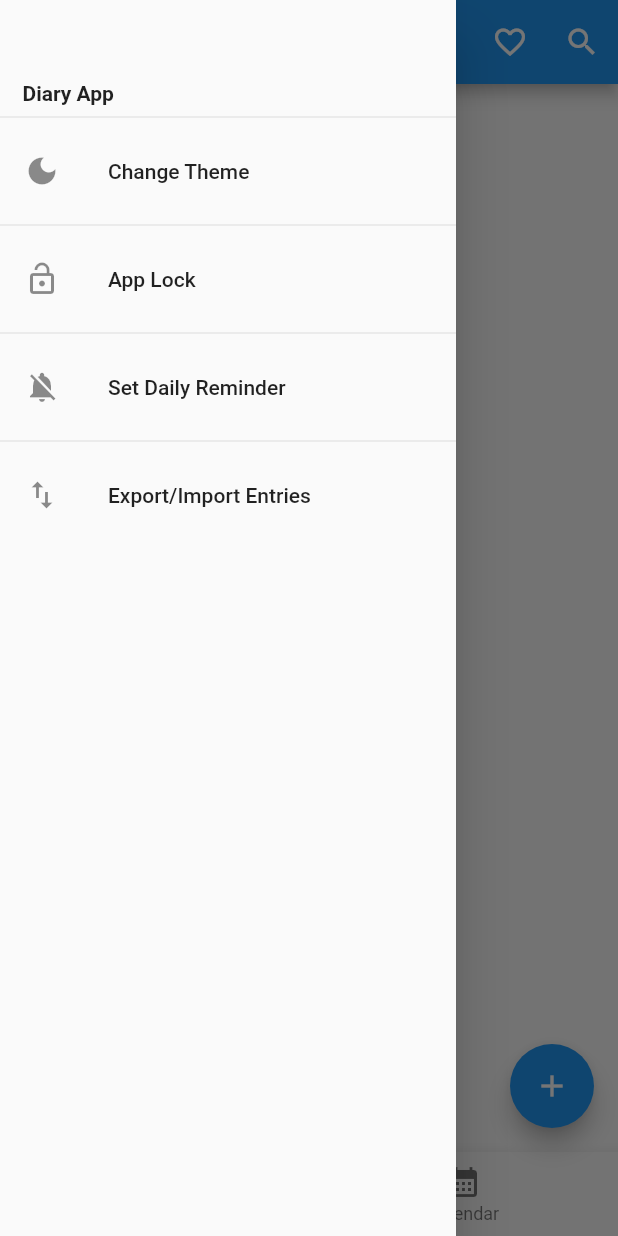
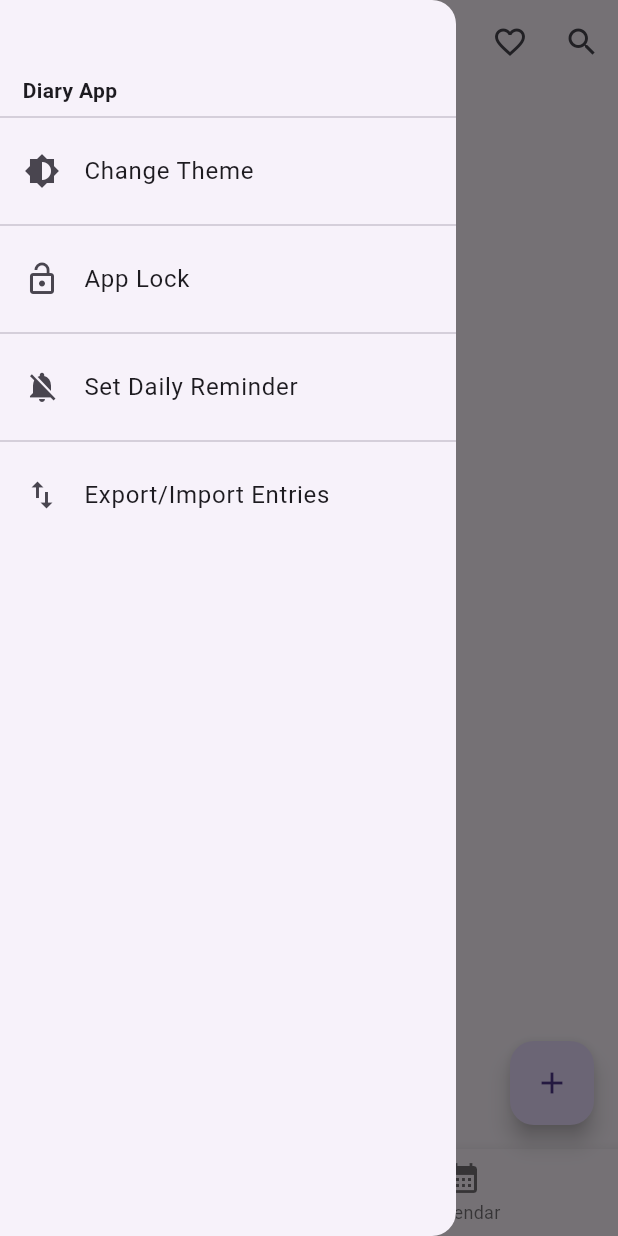
Before and after one commit to Sivaram46/diary_app, a Flutter app: the screen it shows after launch, in the side drawer, after a tap on "Change Theme", on a phone screen of 412 x 824 dp. Run offline on Flutter 3.47's test engine with Material 2 defaults, Android fonts, the phone set to English and light mode, and no system bars; our stand-ins replace share_plus, shared_preferences, table_calendar; missing offline and left inert: flutter_app_lock.

Commit message:
aded material 3 dark theme support

```diff
--- a/lib/calendar_view.dart
+++ b/lib/calendar_view.dart
@@ -70,6 +70,7 @@ class _CalendarViewState extends State<CalendarView> {
 
   // TODO: Pass the selected value in calendar when creating new diary entry
   // TODO: Bug - when diary entry is date changed, it still shows in old date
+  // TODO: Bug - adapt to dark theme in calendar
   @override
   Widget build(BuildContext context) {
     return Scaffold(
--- a/lib/diary_drawer.dart
+++ b/lib/diary_drawer.dart
@@ -6,14 +6,20 @@ import 'package:shared_preferences/shared_preferences.dart';
 import 'constants.dart';
 
 class DiaryDrawer extends StatefulWidget {
-  const DiaryDrawer({Key? key}) : super(key: key);
+  const DiaryDrawer({
+    super.key,
+    required this.theme,
+    required this.setTheme,
+  });
+
+  final bool theme;
+  final void Function(bool) setTheme;
 
   @override
   State<DiaryDrawer> createState() => _DiaryDrawerState();
 }
 
 class _DiaryDrawerState extends State<DiaryDrawer> {
-  bool _lightTheme = true;
   bool _isLock = false;
   bool _isNotif = false;
   String _oldPassword = "";
@@ -42,6 +48,11 @@ class _DiaryDrawerState extends State<DiaryDrawer> {
     SharedPreferences prefs = await SharedPreferences.getInstance();
     await prefs.setBool("passwordStatus", _isLock);
     await prefs.setString("password", _password);
+  }
+
+  void writeTheme(bool theme) async {
+    final SharedPreferences prefs = await SharedPreferences.getInstance();
+    await prefs.setBool('theme', theme);
   }
 
   Future<void> _setPassword(BuildContext parentContext) async {
@@ -176,14 +187,13 @@ class _DiaryDrawerState extends State<DiaryDrawer> {
 
           // TODO: Feature to change theme of app
           ListTile(
-            leading: _lightTheme
-                ? const Icon(Icons.brightness_6)
-                : const Icon(Icons.dark_mode),
+            leading: widget.theme
+                ? const Icon(Icons.dark_mode)
+                : const Icon(Icons.brightness_6),
             title: const Text("Change Theme"),
             onTap: () {
-              setState(() {
-                _lightTheme = !_lightTheme;
-              });
+              widget.setTheme(!widget.theme);
+              writeTheme(!widget.theme);
             },
           ),
           const Divider(),
--- a/lib/diary_list.dart
+++ b/lib/diary_list.dart
@@ -24,9 +24,6 @@ class DiaryListEntry extends StatefulWidget {
 class _DiaryListEntryState extends State<DiaryListEntry> {
   @override
   Widget build(BuildContext context) {
-    String titleText = widget.diaryEntry.title ?? "";
-    String? month = monthMap[widget.diaryEntry.createdDate.month];
-
     String title = widget.diaryEntry.title ?? "";
     DateTime createdDate = widget.diaryEntry.createdDate;
 
@@ -48,15 +45,15 @@ class _DiaryListEntryState extends State<DiaryListEntry> {
 
       child: Container(
         padding: const EdgeInsets.all(7),
-        height: 90,
+        height: 100,
         child: Row(
           children: <Widget>[
             // date display
             Container(
-              decoration: const BoxDecoration(
+              decoration: BoxDecoration(
                 border: Border(
                   right: BorderSide(
-                    color: Colors.grey,
+                    color: Theme.of(context).dividerColor,
                     width: 2
                   ),
                 )
@@ -97,18 +94,11 @@ class _DiaryListEntryState extends State<DiaryListEntry> {
               child: Column(
                 crossAxisAlignment: CrossAxisAlignment.start,
                 children: <Widget>[
-                  // layout to show time and day of week
-                  // Row(
-                  //   mainAxisAlignment: MainAxisAlignment.spaceBetween,
-                  //   children: <Widget>[
-                  //     Text(weekdayMap[createdDate.weekday] ?? "",),
-                  //     Text(createdDate.toString().substring(11, 16))
-                  //   ],
-                  // ),
-
                   // diary title
                   title.isNotEmpty ? Text(
                     title,
+                    maxLines: 1,
+                    overflow: TextOverflow.ellipsis,
                     style: Theme.of(context).textTheme.titleMedium?.copyWith(
                       fontWeight: FontWeight.bold
                     )
--- a/lib/main.dart
+++ b/lib/main.dart
@@ -47,24 +47,53 @@ void main({
   ));
 }
 
-class MyApp extends StatelessWidget {
+class MyApp extends StatefulWidget {
   const MyApp({super.key});
+
+  @override
+  State<MyApp> createState() => _MyApp();
+}
+
+class _MyApp extends State<MyApp> {
+  bool _isDark = true;
+
+  void setTheme(bool mode) {
+    setState(() {
+      _isDark = mode;
+    });
+  }
+
+  void readTheme() async {
+    final SharedPreferences prefs = await SharedPreferences.getInstance();
+    bool theme = prefs.getBool('theme') ?? true;
+    setTheme(theme);
+  }
 
   @override
   Widget build(BuildContext context) {
     return MaterialApp(
         title: 'Diary App',
-        theme: ThemeData(
-          primarySwatch: Colors.blue,
+        theme: _isDark ? ThemeData.dark(useMaterial3: true) : ThemeData.light(useMaterial3: true),
+        home: DiaryHomePage(
+          title: "Diary App",
+          theme: _isDark,
+          setTheme: setTheme,
         ),
-        home: const DiaryHomePage(title: "Diary App"));
+    );
   }
 }
 
 class DiaryHomePage extends StatefulWidget {
-  const DiaryHomePage({super.key, required this.title});
+  const DiaryHomePage({
+    super.key,
+    required this.title,
+    required this.theme,
+    required this.setTheme,
+  });
 
   final String title;
+  final bool theme;
+  final void Function(bool) setTheme;
 
   @override
   State<DiaryHomePage> createState() => _DiaryHomePageState();
@@ -173,7 +202,7 @@ class _DiaryHomePageState extends State<DiaryHomePage> {
         ],
       ),
 
-      drawer: DiaryDrawer(),
+      drawer: DiaryDrawer(theme: widget.theme, setTheme: widget.setTheme),
 
       body: <Widget>[
         // Diary list view
```
